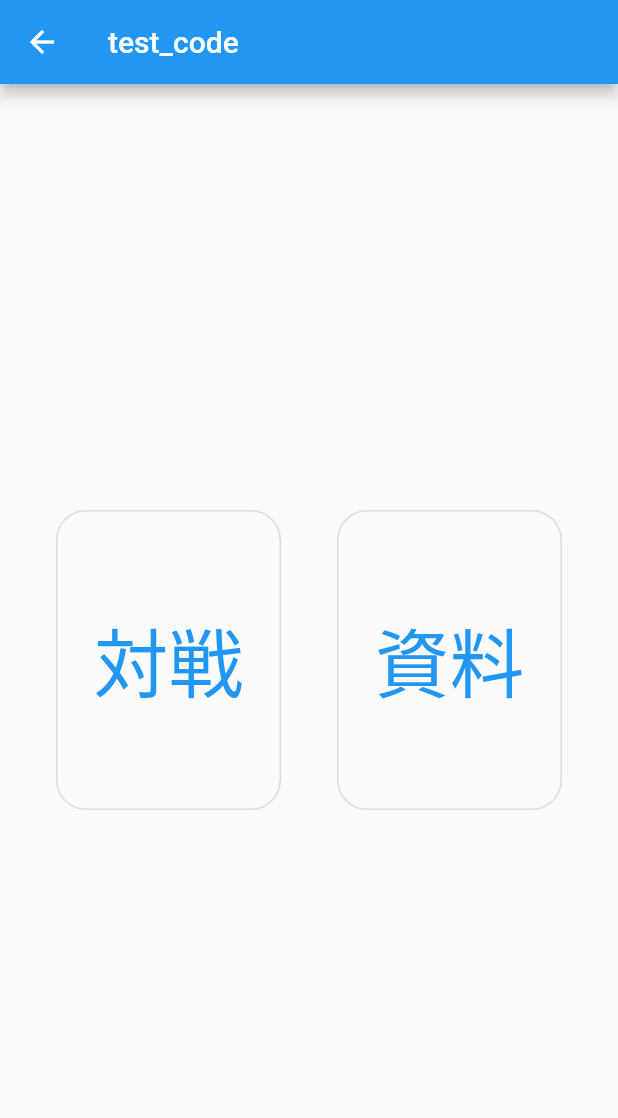
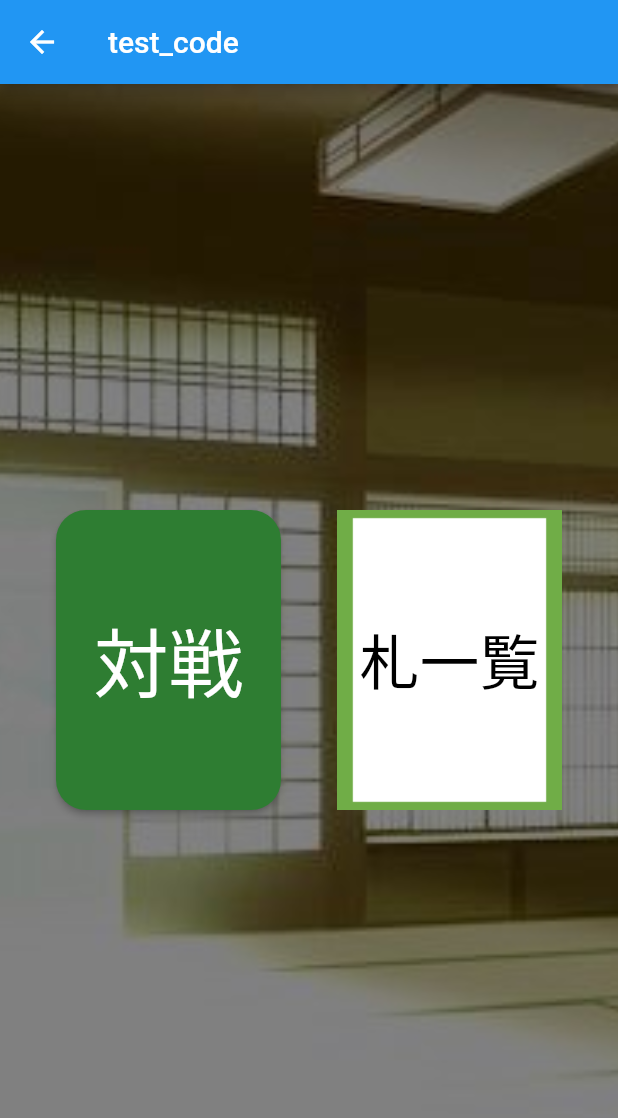
Before and after one commit to nematatu/-coder, a Flutter app: the screen it shows after launch, after a tap on "スタート", on a phone screen of 412 x 824 dp. Shown: the top 1118 px of the screen. Run offline on Flutter 3.47's test engine with Material 2 defaults, Android fonts, the phone set to English and light mode, and no system bars; missing offline and left inert: dart_openai.

Commit message:
UIの追加１です

```diff
--- a/lib/main.dart
+++ b/lib/main.dart
@@ -3,6 +3,7 @@ import 'package:flutter/services.dart';
 import 'package:dart_openai/openai.dart';
 import './next_page.dart';
 import './battle_page.dart';
+import 'package:flutter/material.dart';
 
 void main() {
   WidgetsFlutterBinding.ensureInitialized();
@@ -17,6 +18,7 @@ class MyApp extends StatelessWidget {
       title: 'Flutter Demo',
       theme: ThemeData(
         primarySwatch: Colors.blue,
+        fontFamily: 'Roboto',
       ),
       home: MyHomePage(
         title: 'test_code',
@@ -41,21 +43,25 @@ class _MyHomePageState extends State<MyHomePage> {
       appBar: AppBar(
         title: Text(widget.title),
       ),
-      body: Center(
+      body: Container(
+        decoration: BoxDecoration(
+          image: DecorationImage(
+            image: AssetImage('images/sakura.png'),
+            fit: BoxFit.cover,
+          ),
+        ),
+        child: Center(
           child: Column(
             mainAxisAlignment: MainAxisAlignment.spaceEvenly,
             children: <Widget>[
-            const Text(
-              'test',
-              style: TextStyle(
-                fontSize: 50,
-                fontWeight: FontWeight.w500,
-                fontFamily: ('Roboto'),
-              ),
+              Image.asset(
+                'images/karutalogo.png',
+                width: 500,
+                height: 500,
               ),
               ElevatedButton(
                 style: ElevatedButton.styleFrom(
-                  primary: Colors.blue,
+                    primary: Colors.pink,
                     elevation: 10,
                     fixedSize: Size(200, 60),
                     shape: RoundedRectangleBorder(
@@ -71,6 +77,41 @@ class _MyHomePageState extends State<MyHomePage> {
             ],
           ),
         ),
+      ),
     );
   }
 }
+
+//       body: Center(
+//         child: Column(
+//           mainAxisAlignment: MainAxisAlignment.spaceEvenly,
+//           children: <Widget>[
+//             const Text(
+//               'test',
+//               style: TextStyle(
+//                 fontSize: 50,
+//                 fontWeight: FontWeight.w500,
+//                 fontFamily: ('Roboto'),
+//               ),
+//             ),
+//             ElevatedButton(
+//               style: ElevatedButton.styleFrom(
+//                   primary: Colors.blue,
+//                   elevation: 10,
+//                   fixedSize: Size(200, 60),
+//                   shape: RoundedRectangleBorder(
+//                       borderRadius: BorderRadius.circular(50))),
+//               onPressed: () {
+//                 Navigator.push(
+//                   context,
+//                   MaterialPageRoute(builder: (context) => Nextpage()),
+//                 );
+//               },
+//               child: Text('スタート'),
+//             ),
+//           ],
+//         ),
+//       ),
+//     );
+//   }
+// }
--- a/lib/next_page.dart
+++ b/lib/next_page.dart
@@ -4,26 +4,34 @@ import 'battle_page.dart';
 import 'document_page.dart';
 
 class Nextpage extends StatelessWidget {
-  build(BuildContext context) {
+  @override
+  Widget build(BuildContext context) {
     return Scaffold(
       appBar: AppBar(
         title: const Text('test_code'),
       ),
-      body: Center(
+      body: Container(
+        decoration: BoxDecoration(
+          image: DecorationImage(
+            image: AssetImage('images/background_tatami2.jpeg'),
+            fit: BoxFit.cover,
+          ),
+        ),
+        child: Center(
           child: Row(
             mainAxisAlignment: MainAxisAlignment.spaceEvenly,
             mainAxisSize: MainAxisSize.max,
             crossAxisAlignment: CrossAxisAlignment.center,
             children: <Widget>[
-            OutlinedButton(
+              ElevatedButton(
                 onPressed: () {
                   Navigator.push(
                     context,
                     MaterialPageRoute(builder: (context) => battle_page()),
                   );
                 },
-              style: OutlinedButton.styleFrom(
-                primary: Colors.blue,
+                style: ElevatedButton.styleFrom(
+                  primary: Colors.green[800],
                   fixedSize: Size(150, 200),
                   shape: RoundedRectangleBorder(
                     borderRadius: BorderRadius.circular(20),
@@ -38,7 +46,7 @@ class Nextpage extends StatelessWidget {
                   ),
                 ),
               ),
-            OutlinedButton(
+              ElevatedButton(
                 onPressed: () {
                   Navigator.push(
                     context,
@@ -47,25 +55,123 @@ class Nextpage extends StatelessWidget {
                     ),
                   );
                 },
-              style: OutlinedButton.styleFrom(
-                primary: Colors.blue,
-                fixedSize: Size(150, 200),
-                shape: RoundedRectangleBorder(
-                  borderRadius: BorderRadius.circular(20),
+                style: ElevatedButton.styleFrom(
+                  // shape: RoundedRectangleBorder(
+                  //   borderRadius: BorderRadius.circular(20),
+                  // ),
+                  padding: EdgeInsets.all(0.0),
+                  elevation: 0,
+                  primary: Colors.green,
                 ),
+                child: Container(
+                  decoration: BoxDecoration(
+                    image: DecorationImage(
+                      image: AssetImage('images/karuta.png'),
+                      fit: BoxFit.cover,
                     ),
+                    // borderRadius: BorderRadius.circular(20),
+                  ),
+                  height: 200,
+                  width: 150,
+                  child: Center(
                     child: Text(
-                '資料',
+                      '札一覧',
                       style: TextStyle(
-                  fontSize: 50,
+                        fontSize: 40,
                         fontWeight: FontWeight.normal,
                         fontFamily: 'Roboto',
+                        color: Colors.black,
                       ),
                     ),
                   ),
+                ),
+              )
             ],
+          ),
         ),
       ),
     );
   }
 }
+
+// class Nextpage extends StatelessWidget {
+//   build(BuildContext context) {
+//     return Scaffold(
+//       appBar: AppBar(
+//         title: const Text('test_code'),
+//       ),
+//       body: Center(
+//         child: Row(
+//           mainAxisAlignment: MainAxisAlignment.spaceEvenly,
+//           mainAxisSize: MainAxisSize.max,
+//           crossAxisAlignment: CrossAxisAlignment.center,
+//           children: <Widget>[
+//             OutlinedButton(
+//               onPressed: () {
+//                 Navigator.push(
+//                   context,
+//                   MaterialPageRoute(builder: (context) => battle_page()),
+//                 );
+//               },
+//               style: OutlinedButton.styleFrom(
+//                 primary: Colors.green[800],
+//                 fixedSize: Size(150, 200),
+//                 shape: RoundedRectangleBorder(
+//                   borderRadius: BorderRadius.circular(20),
+//                 ),
+//               ),
+//               child: Text(
+//                 '対戦',
+//                 style: TextStyle(
+//                   fontSize: 50,
+//                   fontWeight: FontWeight.normal,
+//                   fontFamily: 'Roboto',
+//                 ),
+//               ),
+//             ),
+//             ElevatedButton(
+//               onPressed: () {
+//                 Navigator.push(
+//                   context,
+//                   MaterialPageRoute(
+//                     builder: (context) => document_page(),
+//                   ),
+//                 );
+//               },
+//               style: ElevatedButton.styleFrom(
+//                 shape: RoundedRectangleBorder(
+//                   borderRadius: BorderRadius.circular(20),
+//                 ),
+//                 padding: EdgeInsets.all(0.0),
+//                 elevation: 0,
+//                 primary: Colors.transparent,
+//               ),
+//               child: Container(
+//                 decoration: BoxDecoration(
+//                   image: DecorationImage(
+//                     image: AssetImage('images/ougi.png'),
+//                     fit: BoxFit.cover,
+//                   ),
+//                   borderRadius: BorderRadius.circular(20),
+//                 ),
+//                 height: 200,
+//                 width: 150,
+//                 child: Center(
+//                   child: Text(
+//                     '資料',
+//                     style: TextStyle(
+//                       fontSize: 50,
+//                       fontWeight: FontWeight.normal,
+//                       fontFamily: 'Roboto',
+//                       color: Colors.white,
+//                     ),
+//                   ),
+//                 ),
+//               ),
+//             )
+//           ],
+//         ),
+//       ),
+//     );
+//   }
+// }
```
Also changed, not shown: pubspec.yaml (+31 -0 lines), images/background_tatami2.jpeg (added), images/karuta.png (added), images/karutalogo.png (added), images/sakura.png (added), images/tatami.png (added), tatami1.jpeg (added). Lines whose indentation alone changed are shown as unchanged.
